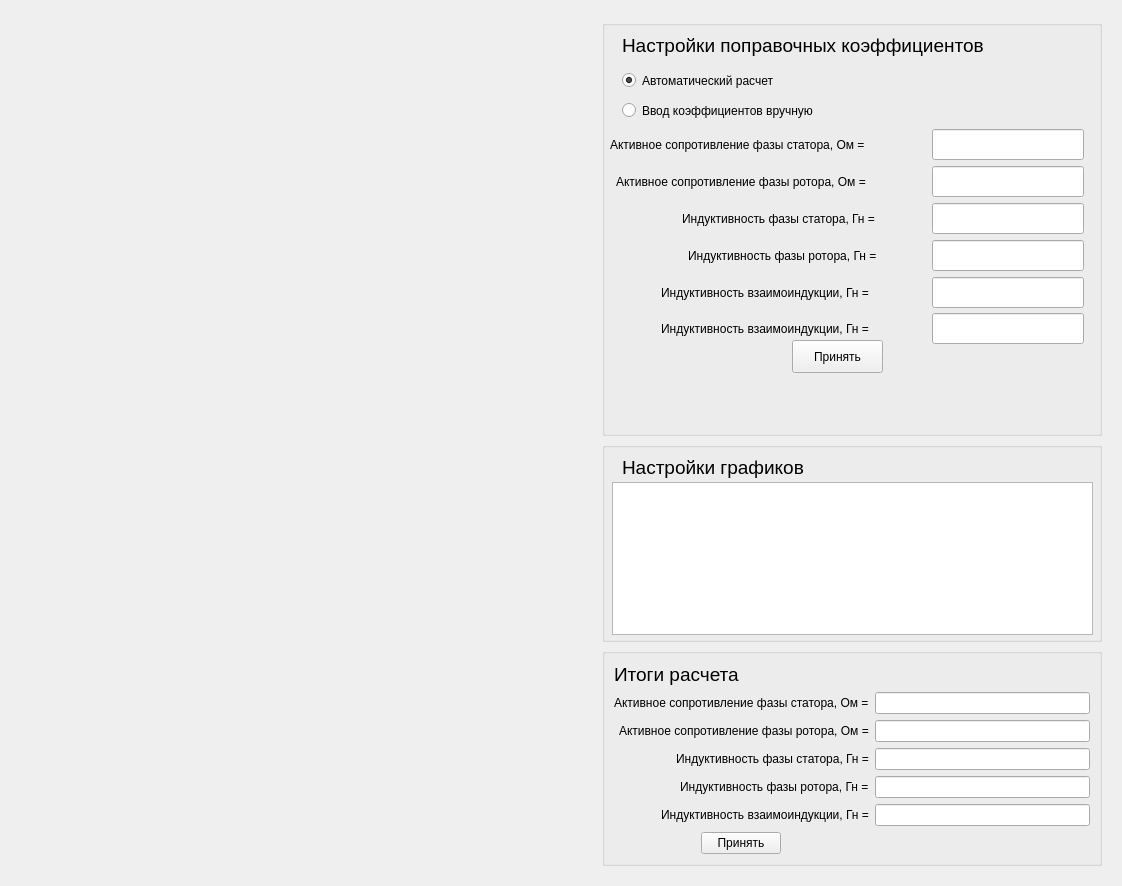
First picture: the form in untitled/identf.ui, repository Ivanos121/ImView, before the edit.
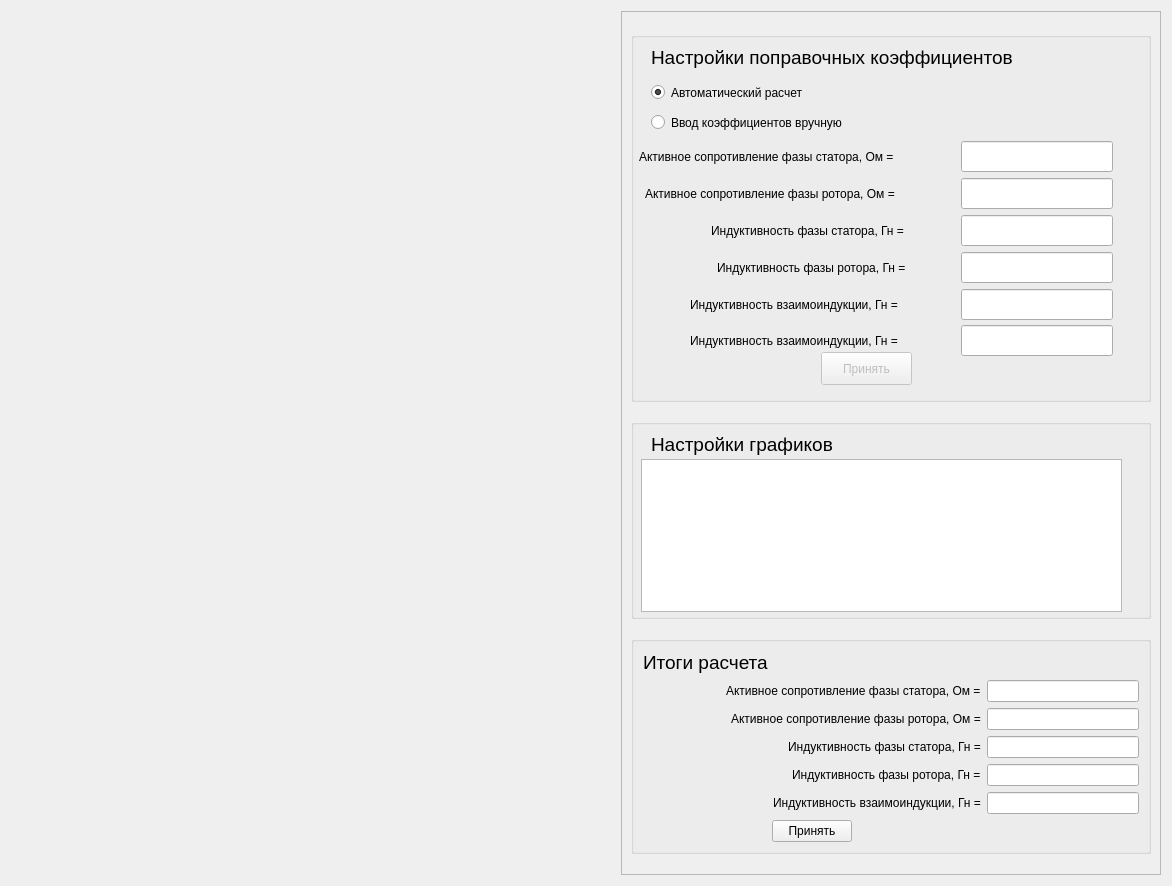
Second picture: the form after the edit. Custom widgets are drawn as their Qt base class.

```diff
--- a/untitled/identf.ui
+++ b/untitled/identf.ui
@@ -6,7 +6,7 @@
    <rect>
     <x>0</x>
     <y>0</y>
-    <width>1122</width>
+    <width>1172</width>
     <height>886</height>
    </rect>
   </property>
@@ -28,8 +28,8 @@
   <property name="autoFillBackground">
    <bool>true</bool>
   </property>
-  <layout class="QHBoxLayout" name="horizontalLayout">
-   <item>
+  <layout class="QGridLayout" name="gridLayout">
+   <item row="0" column="0">
     <widget class="Plot" name="plot" native="true">
      <property name="sizePolicy">
       <sizepolicy hsizetype="Preferred" vsizetype="Preferred">
@@ -39,23 +39,41 @@
      </property>
     </widget>
    </item>
-   <item>
-    <widget class="QWidget" name="widget" native="true">
-     <property name="sizePolicy">
-      <sizepolicy hsizetype="Maximum" vsizetype="Preferred">
-       <horstretch>0</horstretch>
-       <verstretch>0</verstretch>
-      </sizepolicy>
-     </property>
-     <property name="minimumSize">
+   <item row="0" column="1">
+    <widget class="QScrollArea" name="scrollArea">
+     <property name="maximumSize">
       <size>
-       <width>0</width>
-       <height>0</height>
+       <width>540</width>
+       <height>16777215</height>
       </size>
      </property>
-     <layout class="QVBoxLayout" name="verticalLayout">
-      <item>
+     <property name="widgetResizable">
+      <bool>true</bool>
+     </property>
+     <widget class="QWidget" name="scrollAreaWidgetContents">
+      <property name="geometry">
+       <rect>
+        <x>0</x>
+        <y>0</y>
+        <width>536</width>
+        <height>870</height>
+       </rect>
+      </property>
+      <layout class="QGridLayout" name="gridLayout_3">
+       <item row="0" column="0">
        <widget class="QGroupBox" name="groupBox">
+         <property name="sizePolicy">
+          <sizepolicy hsizetype="Preferred" vsizetype="Fixed">
+           <horstretch>0</horstretch>
+           <verstretch>0</verstretch>
+          </sizepolicy>
+         </property>
+         <property name="minimumSize">
+          <size>
+           <width>0</width>
+           <height>370</height>
+          </size>
+         </property>
         <property name="title">
          <string/>
         </property>
@@ -108,6 +126,9 @@
          </attribute>
         </widget>
         <widget class="QPushButton" name="pushButton_2">
+          <property name="enabled">
+           <bool>false</bool>
+          </property>
          <property name="geometry">
           <rect>
            <x>190</x>
@@ -305,7 +326,7 @@
         </widget>
        </widget>
       </item>
-      <item>
+       <item row="1" column="0">
        <widget class="QGroupBox" name="groupBox_3">
         <property name="sizePolicy">
          <sizepolicy hsizetype="Preferred" vsizetype="Fixed">
@@ -365,7 +386,7 @@
         </widget>
        </widget>
       </item>
-      <item>
+       <item row="2" column="0">
        <widget class="QGroupBox" name="groupBox_2">
         <property name="sizePolicy">
          <sizepolicy hsizetype="Fixed" vsizetype="Fixed">
@@ -389,8 +410,27 @@
          <string/>
         </property>
         <layout class="QGridLayout" name="gridLayout_2">
+          <item row="1" column="0" alignment="Qt::AlignRight">
+           <widget class="QLabel" name="label_10">
+            <property name="text">
+             <string>Активное сопротивление фазы статора, Ом =</string>
+            </property>
+           </widget>
+          </item>
          <item row="4" column="1">
           <widget class="QLineEdit" name="lineEdit_9">
+            <property name="sizePolicy">
+             <sizepolicy hsizetype="Fixed" vsizetype="Fixed">
+              <horstretch>0</horstretch>
+              <verstretch>0</verstretch>
+             </sizepolicy>
+            </property>
+            <property name="minimumSize">
+             <size>
+              <width>152</width>
+              <height>0</height>
+             </size>
+            </property>
            <property name="maximumSize">
             <size>
              <width>16777215</width>
@@ -401,6 +441,18 @@
          </item>
          <item row="3" column="1">
           <widget class="QLineEdit" name="lineEdit_10">
+            <property name="sizePolicy">
+             <sizepolicy hsizetype="Fixed" vsizetype="Fixed">
+              <horstretch>0</horstretch>
+              <verstretch>0</verstretch>
+             </sizepolicy>
+            </property>
+            <property name="minimumSize">
+             <size>
+              <width>152</width>
+              <height>0</height>
+             </size>
+            </property>
            <property name="maximumSize">
             <size>
              <width>16777215</width>
@@ -409,6 +461,35 @@
            </property>
           </widget>
          </item>
+          <item row="2" column="1">
+           <widget class="QLineEdit" name="lineEdit_11">
+            <property name="sizePolicy">
+             <sizepolicy hsizetype="Fixed" vsizetype="Fixed">
+              <horstretch>0</horstretch>
+              <verstretch>0</verstretch>
+             </sizepolicy>
+            </property>
+            <property name="minimumSize">
+             <size>
+              <width>152</width>
+              <height>0</height>
+             </size>
+            </property>
+            <property name="maximumSize">
+             <size>
+              <width>16777215</width>
+              <height>16777215</height>
+             </size>
+            </property>
+           </widget>
+          </item>
+          <item row="2" column="0" alignment="Qt::AlignRight">
+           <widget class="QLabel" name="label_11">
+            <property name="text">
+             <string>Активное сопротивление фазы ротора, Ом =</string>
+            </property>
+           </widget>
+          </item>
          <item row="3" column="0" alignment="Qt::AlignRight">
           <widget class="QLabel" name="label_12">
            <property name="text">
@@ -416,10 +497,23 @@
            </property>
           </widget>
          </item>
-         <item row="4" column="0" alignment="Qt::AlignRight">
-          <widget class="QLabel" name="label_13">
+          <item row="0" column="0">
+           <widget class="QLabel" name="label_15">
            <property name="text">
-            <string>Индуктивность фазы ротора, Гн =</string>
+             <string>&lt;html&gt;&lt;head/&gt;&lt;body&gt;&lt;p&gt;&lt;span style=&quot; font-size:14pt;&quot;&gt;Итоги расчета&lt;/span&gt;&lt;/p&gt;&lt;/body&gt;&lt;/html&gt;</string>
+            </property>
+           </widget>
+          </item>
+          <item row="6" column="0" alignment="Qt::AlignHCenter">
+           <widget class="QPushButton" name="pushButton">
+            <property name="sizePolicy">
+             <sizepolicy hsizetype="Fixed" vsizetype="Fixed">
+              <horstretch>0</horstretch>
+              <verstretch>0</verstretch>
+             </sizepolicy>
+            </property>
+            <property name="text">
+             <string>Принять</string>
            </property>
           </widget>
          </item>
@@ -430,18 +524,20 @@
            </property>
           </widget>
          </item>
-         <item row="2" column="1">
-          <widget class="QLineEdit" name="lineEdit_11">
-           <property name="maximumSize">
-            <size>
-             <width>16777215</width>
-             <height>16777215</height>
-            </size>
-           </property>
-          </widget>
-         </item>
          <item row="5" column="1">
           <widget class="QLineEdit" name="lineEdit_8">
+            <property name="sizePolicy">
+             <sizepolicy hsizetype="Fixed" vsizetype="Fixed">
+              <horstretch>0</horstretch>
+              <verstretch>0</verstretch>
+             </sizepolicy>
+            </property>
+            <property name="minimumSize">
+             <size>
+              <width>152</width>
+              <height>0</height>
+             </size>
+            </property>
            <property name="maximumSize">
             <size>
              <width>16777215</width>
@@ -450,10 +546,10 @@
            </property>
           </widget>
          </item>
-         <item row="2" column="0" alignment="Qt::AlignRight">
-          <widget class="QLabel" name="label_11">
+          <item row="4" column="0" alignment="Qt::AlignRight">
+           <widget class="QLabel" name="label_13">
            <property name="text">
-            <string>Активное сопротивление фазы ротора, Ом =</string>
+             <string>Индуктивность фазы ротора, Гн =</string>
            </property>
           </widget>
          </item>
@@ -463,11 +559,17 @@
             <bool>true</bool>
            </property>
            <property name="sizePolicy">
-            <sizepolicy hsizetype="Preferred" vsizetype="Fixed">
+             <sizepolicy hsizetype="Fixed" vsizetype="Fixed">
              <horstretch>0</horstretch>
              <verstretch>0</verstretch>
             </sizepolicy>
            </property>
+            <property name="minimumSize">
+             <size>
+              <width>152</width>
+              <height>0</height>
+             </size>
+            </property>
            <property name="maximumSize">
             <size>
              <width>16777215</width>
@@ -476,37 +578,11 @@
            </property>
           </widget>
          </item>
-         <item row="6" column="0" alignment="Qt::AlignHCenter">
-          <widget class="QPushButton" name="pushButton">
-           <property name="sizePolicy">
-            <sizepolicy hsizetype="Fixed" vsizetype="Fixed">
-             <horstretch>0</horstretch>
-             <verstretch>0</verstretch>
-            </sizepolicy>
-           </property>
-           <property name="text">
-            <string>Принять</string>
-           </property>
-          </widget>
-         </item>
-         <item row="1" column="0" alignment="Qt::AlignRight">
-          <widget class="QLabel" name="label_10">
-           <property name="text">
-            <string>Активное сопротивление фазы статора, Ом =</string>
-           </property>
-          </widget>
-         </item>
-         <item row="0" column="0">
-          <widget class="QLabel" name="label_15">
-           <property name="text">
-            <string>&lt;html&gt;&lt;head/&gt;&lt;body&gt;&lt;p&gt;&lt;span style=&quot; font-size:14pt;&quot;&gt;Итоги расчета&lt;/span&gt;&lt;/p&gt;&lt;/body&gt;&lt;/html&gt;</string>
-           </property>
-          </widget>
-         </item>
         </layout>
        </widget>
       </item>
      </layout>
+     </widget>
     </widget>
    </item>
   </layout>
```
Lines whose indentation alone changed are shown as unchanged.
